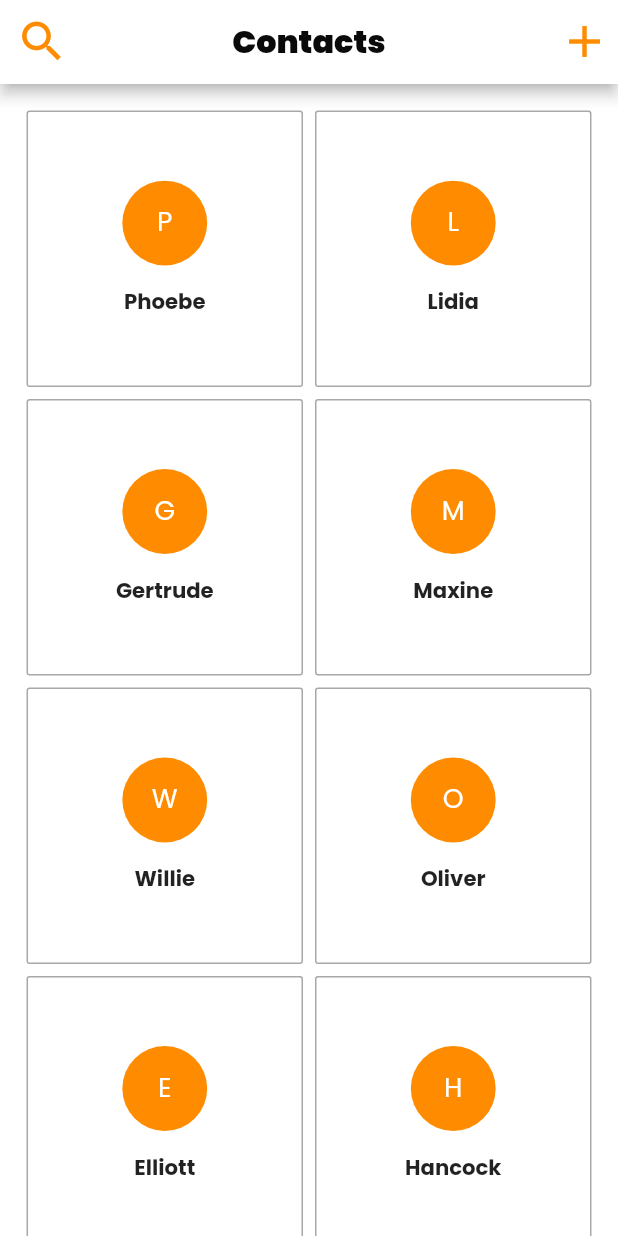
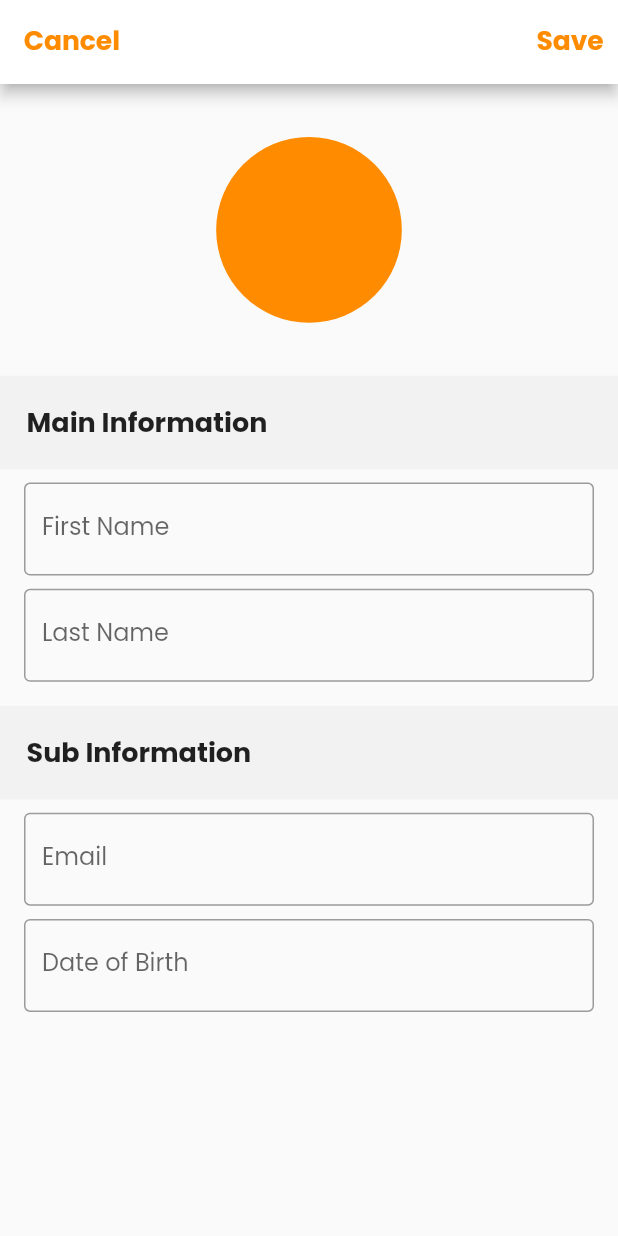
Before and after one commit to aabidsayeed1/flutter_contact_test, a Flutter app: the screen it shows after launch, after a tap on the "add" icon, on a phone screen of 412 x 824 dp. Run offline on Flutter 3.47's test engine with Material 2 defaults, Android fonts, the light colour scheme and no system bars; our stand-ins replace flutter_screenutil, get, google_fonts; missing offline and left inert: page_state_handler.

Commit message:
end commit

```diff
--- /dev/null
+++ b/lib/presentation/contacts/add_contacts_page.dart
@@ -0,0 +1,47 @@
+import 'package:contact_test/presentation/contacts/contacts_controller.dart';
+import 'package:flutter/material.dart';
+import 'package:flutter_screenutil/flutter_screenutil.dart';
+import 'package:get/get.dart';
+
+import '../../app/config/app_colors.dart';
+import 'widget/add_contact.dart';
+
+class AddContactPage extends GetView<ContactsController> {
+  const AddContactPage({super.key});
+
+  @override
+  Widget build(BuildContext context) {
+    return Scaffold(
+        appBar: AppBar(
+          leadingWidth: 100.w,
+          leading: TextButton(
+            onPressed: () {
+              Get.back();
+            },
+            child: Text(
+              'Cancel',
+              style: TextStyle(
+                  fontSize: 20.sp,
+                  fontWeight: FontWeight.bold,
+                  color: AppColors.primary),
+            ),
+          ),
+          backgroundColor: AppColors.white,
+          actions: [
+            TextButton(
+              onPressed: () {
+                controller.addContact();
+              },
+              child: Text(
+                'Save',
+                style: TextStyle(
+                    fontSize: 20.sp,
+                    fontWeight: FontWeight.bold,
+                    color: AppColors.primary),
+              ),
+            ),
+          ],
+        ),
+        body: const AddContactWidget());
+  }
+}
--- a/lib/presentation/contacts/contacts_controller.dart
+++ b/lib/presentation/contacts/contacts_controller.dart
@@ -1,5 +1,6 @@
 import 'package:contact_test/data/models/contacts_model.dart';
 import 'package:contact_test/domain/usecases/load_contacts_usecase.dart';
+import 'package:flutter/material.dart';
 import 'package:get/get.dart';
 import 'package:page_state_handler/page_state_handler.dart';
 import '../../domain/usecases/contacts_usecase.dart';
@@ -11,11 +12,21 @@ class ContactsController extends GetxController with BaseController {
   RxList<ContactModel> contacts = <ContactModel>[].obs;
   ContactsController(this._contactsUseCase, this._loadcontactsUseCase);
   PageStateController pageStateController = PageStateController();
+  TextEditingController? firstNameC;
+  TextEditingController? lastNameC;
+  TextEditingController? emailC;
+  TextEditingController? dobC;
 
   @override
   void onInit() {
     super.onInit();
     loadContactsData();
+    firstNameC = TextEditingController();
+    lastNameC = TextEditingController();
+
+    emailC = TextEditingController();
+
+    dobC = TextEditingController();
   }
 
   void loadContactsData() async {
@@ -31,4 +42,27 @@ class ContactsController extends GetxController with BaseController {
       pageStateController.onError(handleError(e, () {}, isBack: false));
     }
   }
+
+  void addContact() {
+    if (firstNameC!.text.isEmpty ||
+        lastNameC!.text.isEmpty ||
+        emailC!.text.isEmpty ||
+        dobC!.text.isEmpty) {
+      handleError('All Feilds Are Required', () {}, isBack: false);
+      return;
+    }
+    contacts.insert(
+        0,
+        ContactModel(
+          firstName: firstNameC?.text,
+          lastName: lastNameC?.text,
+          email: emailC?.text,
+          dob: dobC?.text,
+        ));
+    Get.back();
+    firstNameC?.clear();
+    lastNameC?.clear();
+    emailC?.clear();
+    dobC?.clear();
+  }
 }
--- a/lib/presentation/contacts/contacts_page.dart
+++ b/lib/presentation/contacts/contacts_page.dart
@@ -1,6 +1,7 @@
 import 'package:contact_test/app/config/app_colors.dart';
 import 'package:contact_test/app/config/app_constants.dart';
 import 'package:contact_test/presentation/contacts/contacts_controller.dart';
+import 'package:contact_test/router/route_page_strings.dart';
 import 'package:flutter/material.dart';
 import 'package:flutter_screenutil/flutter_screenutil.dart';
 import 'package:get/get.dart';
@@ -34,7 +35,9 @@ class ConatactsPage extends GetView<ContactsController> {
           ),
           actions: [
             IconButton(
-                onPressed: () {},
+                onPressed: () {
+                  Get.toNamed(RoutePageString.addContact);
+                },
                 icon: Icon(
                   Icons.add,
                   size: 40.sp,
--- /dev/null
+++ b/lib/presentation/contacts/widget/add_contact.dart
@@ -0,0 +1,108 @@
+import 'package:contact_test/presentation/contacts/contacts_controller.dart';
+import 'package:contact_test/presentation/widgets/add_space.dart';
+import 'package:flutter/material.dart';
+import 'package:flutter_screenutil/flutter_screenutil.dart';
+import 'package:get/get.dart';
+import '../../../app/config/app_colors.dart';
+
+class AddContactWidget extends GetView<ContactsController> {
+  const AddContactWidget({super.key});
+
+  @override
+  Widget build(BuildContext context) {
+    return SingleChildScrollView(
+      child: Column(
+        crossAxisAlignment: CrossAxisAlignment.start,
+        children: [
+          AddSpace.vertical(40.h),
+          Center(
+            child: CircleAvatar(
+              radius: 70.r,
+              backgroundColor: AppColors.primary,
+            ),
+          ),
+          SizedBox(
+            height: 40.h,
+          ),
+          Container(
+            width: double.infinity,
+            padding: EdgeInsets.all(20.r),
+            color: AppColors.lightGray.withOpacity(0.1),
+            child: const Text(
+              'Main Information',
+              style: TextStyle(fontSize: 18.0, fontWeight: FontWeight.bold),
+            ),
+          ),
+          AddSpace.vertical(10.h),
+          Padding(
+            padding: const EdgeInsets.symmetric(horizontal: 16.0),
+            child: TextField(
+              controller: controller.firstNameC,
+              textInputAction: TextInputAction.next,
+              decoration: InputDecoration(
+                labelText: 'First Name',
+                border: const OutlineInputBorder(),
+                focusedBorder: OutlineInputBorder(
+                    borderSide: BorderSide(color: AppColors.lightGray)),
+              ),
+            ),
+          ),
+          AddSpace.vertical(10.h),
+          Padding(
+            padding: const EdgeInsets.symmetric(horizontal: 16.0),
+            child: TextField(
+              controller: controller.lastNameC,
+              textInputAction: TextInputAction.next,
+              decoration: InputDecoration(
+                  labelText: 'Last Name',
+                  border: const OutlineInputBorder(),
+                  focusedBorder: OutlineInputBorder(
+                    borderSide: BorderSide(color: AppColors.lightGray),
+                  )),
+            ),
+          ),
+          const SizedBox(height: 16.0),
+          Container(
+            width: double.infinity,
+            padding: EdgeInsets.all(20.r),
+            color: AppColors.lightGray.withOpacity(0.1),
+            child: const Text(
+              'Sub Information',
+              style: TextStyle(fontSize: 18.0, fontWeight: FontWeight.bold),
+            ),
+          ),
+          AddSpace.vertical(10.h),
+          Padding(
+            padding: const EdgeInsets.symmetric(horizontal: 16.0),
+            child: TextField(
+              controller: controller.emailC,
+              textInputAction: TextInputAction.next,
+              decoration: InputDecoration(
+                labelText: 'Email',
+                border: const OutlineInputBorder(),
+                focusedBorder: OutlineInputBorder(
+                    borderSide: BorderSide(color: AppColors.lightGray)),
+              ),
+              keyboardType: TextInputType.emailAddress,
+            ),
+          ),
+          AddSpace.vertical(10.h),
+          Padding(
+            padding: const EdgeInsets.symmetric(horizontal: 16.0),
+            child: TextField(
+              controller: controller.dobC,
+              textInputAction: TextInputAction.done,
+              decoration: InputDecoration(
+                  border: const OutlineInputBorder(),
+                  focusedBorder: OutlineInputBorder(
+                      borderSide: BorderSide(color: AppColors.lightGray)),
+                  labelText: 'Date of Birth'),
+              keyboardType: TextInputType.datetime,
+            ),
+          ),
+          const SizedBox(height: 16.0),
+        ],
+      ),
+    );
+  }
+}
--- a/lib/router/route_page_strings.dart
+++ b/lib/router/route_page_strings.dart
@@ -1,4 +1,5 @@
 class RoutePageString {
 //home
   static const String contacts = '/contacts';
+  static const String addContact = '/addContact';
 }
--- a/lib/router/routes.dart
+++ b/lib/router/routes.dart
@@ -1,3 +1,4 @@
+import 'package:contact_test/presentation/contacts/add_contacts_page.dart';
 import 'package:flutter/foundation.dart';
 import 'package:get/get.dart';
 
@@ -11,6 +12,12 @@ appRoutes() => [
         middlewares: [MyMiddelware()],
         // transition: Transition.rightToLeft,
       ),
+      GetPage(
+        name: RoutePageString.addContact,
+        page: () => const AddContactPage(),
+        middlewares: [MyMiddelware()],
+        // transition: Transition.rightToLeft,
+      ),
     ];
 
 class MyMiddelware extends GetMiddleware {
```
